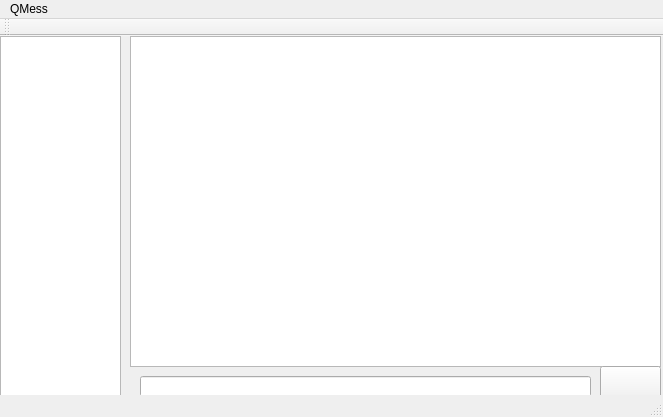
The window that DesktopClient/chatwindow.ui (Will-be-rename/QMess) describes before a commit, drawn with Qt 5.
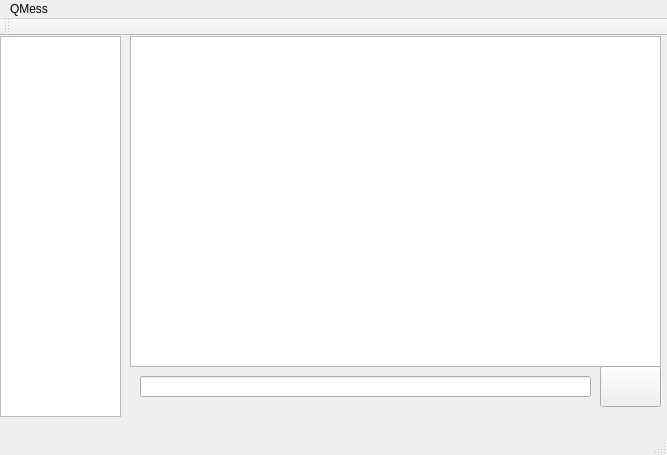
The same window after the commit.

```diff
--- a/DesktopClient/chatwindow.ui
+++ b/DesktopClient/chatwindow.ui
@@ -6,8 +6,8 @@
    <rect>
     <x>0</x>
     <y>0</y>
-    <width>663</width>
-    <height>417</height>
+    <width>667</width>
+    <height>455</height>
    </rect>
   </property>
   <property name="windowTitle">
@@ -69,8 +69,8 @@
     <rect>
      <x>0</x>
      <y>0</y>
-     <width>663</width>
-     <height>21</height>
+     <width>667</width>
+     <height>26</height>
     </rect>
    </property>
    <widget class="QMenu" name="menuQMess">
```
